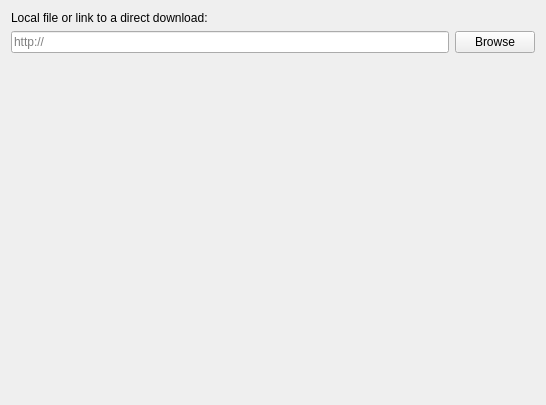
First picture: the form in launcher/ui/pages/modplatform/ImportPage.ui, repository FreesmTeam/FreesmLauncher, before the edit.
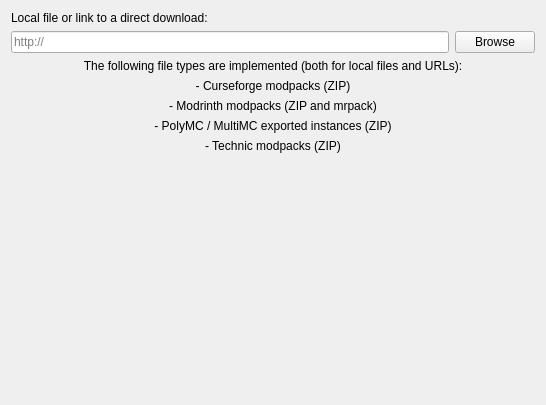
Second picture: the form after the edit.

Commit message: change: list what file types can be entered in the importer

```diff
--- a/launcher/ui/pages/modplatform/ImportPage.ui
+++ b/launcher/ui/pages/modplatform/ImportPage.ui
@@ -32,7 +32,61 @@
      </property>
     </widget>
    </item>
-   <item row="2" column="0" colspan="2">
+   <item row="3" column="0" rowspan="2" colspan="2">
+    <layout class="QVBoxLayout" name="verticalLayout">
+     <item>
+      <widget class="QLabel" name="label">
+       <property name="text">
+        <string>The following file types are implemented (both for local files and URLs):</string>
+       </property>
+       <property name="alignment">
+        <set>Qt::AlignCenter</set>
+       </property>
+      </widget>
+     </item>
+     <item>
+      <widget class="QLabel" name="label_5">
+       <property name="text">
+        <string>- Curseforge modpacks (ZIP)</string>
+       </property>
+       <property name="alignment">
+        <set>Qt::AlignCenter</set>
+       </property>
+      </widget>
+     </item>
+     <item>
+      <widget class="QLabel" name="label_3">
+       <property name="text">
+        <string>- Modrinth modpacks (ZIP and mrpack)</string>
+       </property>
+       <property name="alignment">
+        <set>Qt::AlignCenter</set>
+       </property>
+      </widget>
+     </item>
+     <item>
+      <widget class="QLabel" name="label_2">
+       <property name="text">
+        <string>- PolyMC / MultiMC exported instances (ZIP)</string>
+       </property>
+       <property name="alignment">
+        <set>Qt::AlignCenter</set>
+       </property>
+      </widget>
+     </item>
+     <item>
+      <widget class="QLabel" name="label_4">
+       <property name="text">
+        <string>- Technic modpacks (ZIP)</string>
+       </property>
+       <property name="alignment">
+        <set>Qt::AlignCenter</set>
+       </property>
+      </widget>
+     </item>
+    </layout>
+   </item>
+   <item row="5" column="0" colspan="2">
     <spacer name="verticalSpacer">
      <property name="orientation">
       <enum>Qt::Vertical</enum>
```
Left out of the diff: 22 changed lines with no effect on the pictures.
